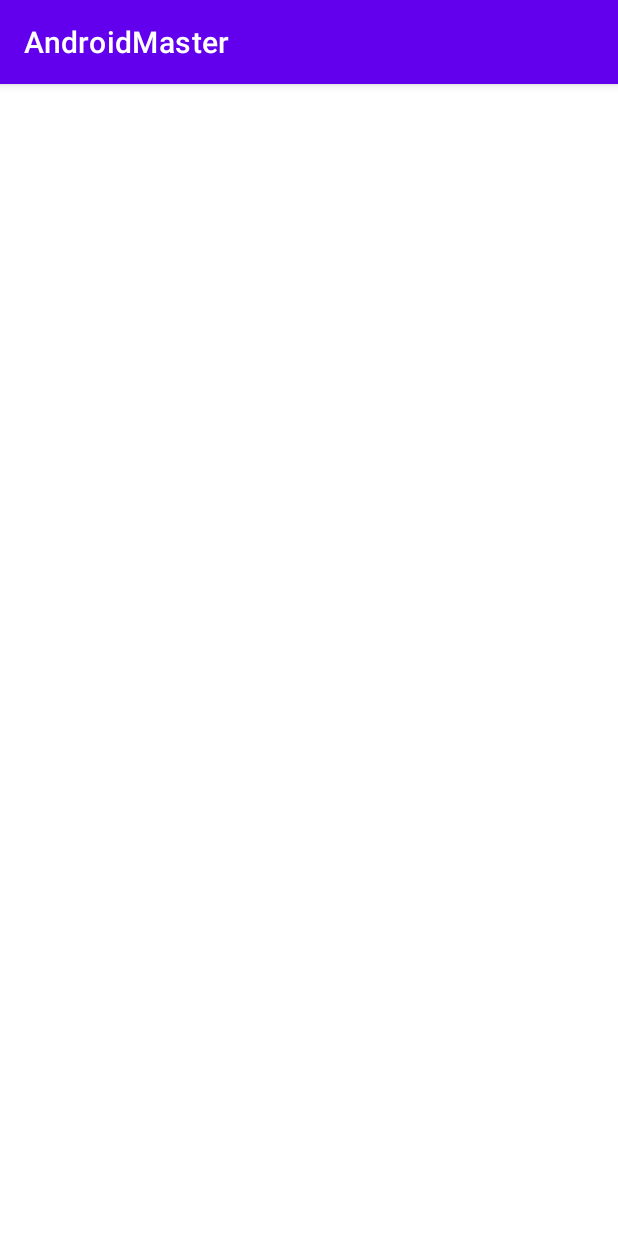
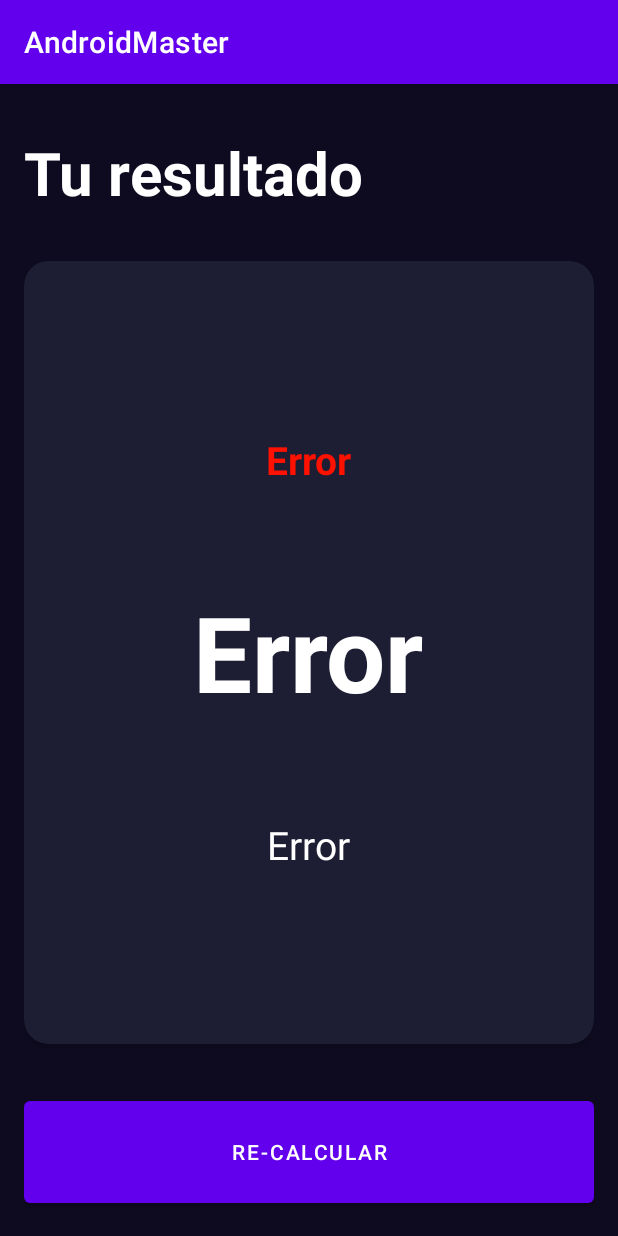
Before and after one commit to geovannymcode/Android-Expert, an Android app: the ResultIMCActivity screen opened directly, with no data from a screen before it, on a phone screen of 412 x 824 dp. Run offline under Robolectric (Android 15) with nearby library versions, the phone set to English and light mode, and no system bars.

Commit message:
Add resultIMC

```diff
--- a/app/src/main/java/com/geovannycode/androidmaster/imccalculator/ResultIMCActivity.kt
+++ b/app/src/main/java/com/geovannycode/androidmaster/imccalculator/ResultIMCActivity.kt
@@ -1,21 +1,78 @@
 package com.geovannycode.androidmaster.imccalculator
 
 import android.os.Bundle
+import android.widget.Button
+import android.widget.TextView
 import androidx.activity.enableEdgeToEdge
 import androidx.appcompat.app.AppCompatActivity
+import androidx.core.content.ContextCompat
 import androidx.core.view.ViewCompat
 import androidx.core.view.WindowInsetsCompat
 import com.geovannycode.androidmaster.R
+import com.geovannycode.androidmaster.imccalculator.ImcCalculatorActivity.Companion.IMC_KEY
 
 class ResultIMCActivity : AppCompatActivity() {
+
+    private lateinit var tvResult: TextView
+    private lateinit var tvIMC:TextView
+    private lateinit var tvDescription:TextView
+    private lateinit var btnRecalculate: Button
+
     override fun onCreate(savedInstanceState: Bundle?) {
         super.onCreate(savedInstanceState)
-        enableEdgeToEdge()
+        //enableEdgeToEdge()
         setContentView(R.layout.activity_result_imcactivity)
         ViewCompat.setOnApplyWindowInsetsListener(findViewById(R.id.main)) { v, insets ->
             val systemBars = insets.getInsets(WindowInsetsCompat.Type.systemBars())
             v.setPadding(systemBars.left, systemBars.top, systemBars.right, systemBars.bottom)
             insets
         }
+        val result:Double = intent.extras?.getDouble(IMC_KEY) ?: -1.0
+        initComponents()
+        initUI(result)
+        initListeners()
     }
+
+    private fun initComponents() {
+        tvIMC = findViewById(R.id.tvIMC)
+        tvResult = findViewById(R.id.tvResult)
+        tvDescription = findViewById(R.id.tvDescription)
+        btnRecalculate = findViewById(R.id.btnRecalculate)
+    }
+    private fun initUI(result: Double) {
+        tvIMC.text = result.toString()
+        when(result){
+            in 0.00..18.50 -> { //Bajo peso
+                tvResult.text = getString(R.string.title_bajo_peso)
+                tvResult.setTextColor(ContextCompat.getColor(this, R.color.peso_bajo))
+                tvDescription.text = getString(R.string.description_bajo_peso)
+            }
+            in 18.51..24.99 -> { //Peso normal
+                tvResult.text = getString(R.string.title_peso_normal)
+                tvResult.setTextColor(ContextCompat.getColor(this, R.color.peso_normal))
+                tvDescription.text = getString(R.string.description_peso_normal)
+            }
+            in 25.00..29.99 -> { //Sobrepeso
+                tvResult.text = getString(R.string.title_sobrepeso)
+                tvResult.setTextColor(ContextCompat.getColor(this, R.color.peso_sobrepeso))
+                tvDescription.text = getString(R.string.description_sobrepeso)
+            }
+            in 30.00..99.00 -> { //Obesidad
+                tvResult.text = getString(R.string.title_obesidad)
+                tvResult.setTextColor(ContextCompat.getColor(this, R.color.obesidad))
+                tvDescription.text = getString(R.string.description_obesidad)
+            }
+            else -> {//error
+                tvIMC.text = getString(R.string.error)
+                tvResult.text = getString(R.string.error)
+                tvResult.setTextColor(ContextCompat.getColor(this, R.color.obesidad))
+                tvDescription.text = getString(R.string.error)
+            }
+        }
+    }
+
+    private fun initListeners() {
+        btnRecalculate.setOnClickListener { onBackPressed() }
+    }
+
 }
--- a/app/src/main/res/layout/activity_result_imcactivity.xml
+++ b/app/src/main/res/layout/activity_result_imcactivity.xml
@@ -5,6 +5,77 @@
     android:id="@+id/main"
     android:layout_width="match_parent"
     android:layout_height="match_parent"
+    android:padding="16dp"
+    android:background="@color/background_app"
     tools:context=".imccalculator.ResultIMCActivity">
 
+    <TextView
+        android:id="@+id/tvTitle"
+        app:layout_constraintTop_toTopOf="parent"
+        app:layout_constraintStart_toStartOf="parent"
+        android:layout_width="wrap_content"
+        android:layout_height="wrap_content"
+        android:textSize="40sp"
+        android:layout_marginTop="16dp"
+        android:textStyle="bold"
+        android:textColor="@color/white"
+        android:text="@string/result"/>
+
+    <androidx.cardview.widget.CardView
+        android:layout_width="0dp"
+        android:layout_height="0dp"
+        app:cardBackgroundColor="@color/background_component"
+        app:cardCornerRadius="16dp"
+        android:layout_marginVertical="32dp"
+        app:layout_constraintStart_toStartOf="parent"
+        app:layout_constraintEnd_toEndOf="parent"
+        app:layout_constraintBottom_toTopOf="@+id/btnRecalculate"
+        app:layout_constraintTop_toBottomOf="@+id/tvTitle">
+
+    <androidx.appcompat.widget.LinearLayoutCompat
+        android:layout_width="match_parent"
+        android:gravity="center"
+        android:layout_height="match_parent"
+        android:layout_margin="16dp"
+        android:orientation="vertical">
+
+    <TextView
+        android:id="@+id/tvResult"
+        android:layout_width="wrap_content"
+        android:layout_height="wrap_content"
+        android:textSize="26sp"
+        android:textStyle="bold"
+        tools:text="Normal"/>
+
+    <TextView
+        android:id="@+id/tvIMC"
+        android:layout_width="wrap_content"
+        android:layout_height="wrap_content"
+        android:textSize="70sp"
+        android:layout_marginVertical="64dp"
+        android:textColor="@color/white"
+        android:textStyle="bold"
+        tools:text="Normal"/>
+
+    <TextView
+        android:id="@+id/tvDescription"
+        android:layout_width="wrap_content"
+        android:layout_height="wrap_content"
+        android:textSize="26sp"
+        android:textColor="@color/white"
+        tools:text="Normal"/>
+
+    </androidx.appcompat.widget.LinearLayoutCompat>
+
+    </androidx.cardview.widget.CardView>
+
+    <Button
+        android:id="@+id/btnRecalculate"
+        android:layout_width="0dp"
+        android:layout_height="80dp"
+        android:text="@string/recalculate"
+        app:layout_constraintBottom_toBottomOf="parent"
+        app:layout_constraintEnd_toEndOf="parent"
+        app:layout_constraintStart_toStartOf="parent" />
+
 </androidx.constraintlayout.widget.ConstraintLayout>
```
